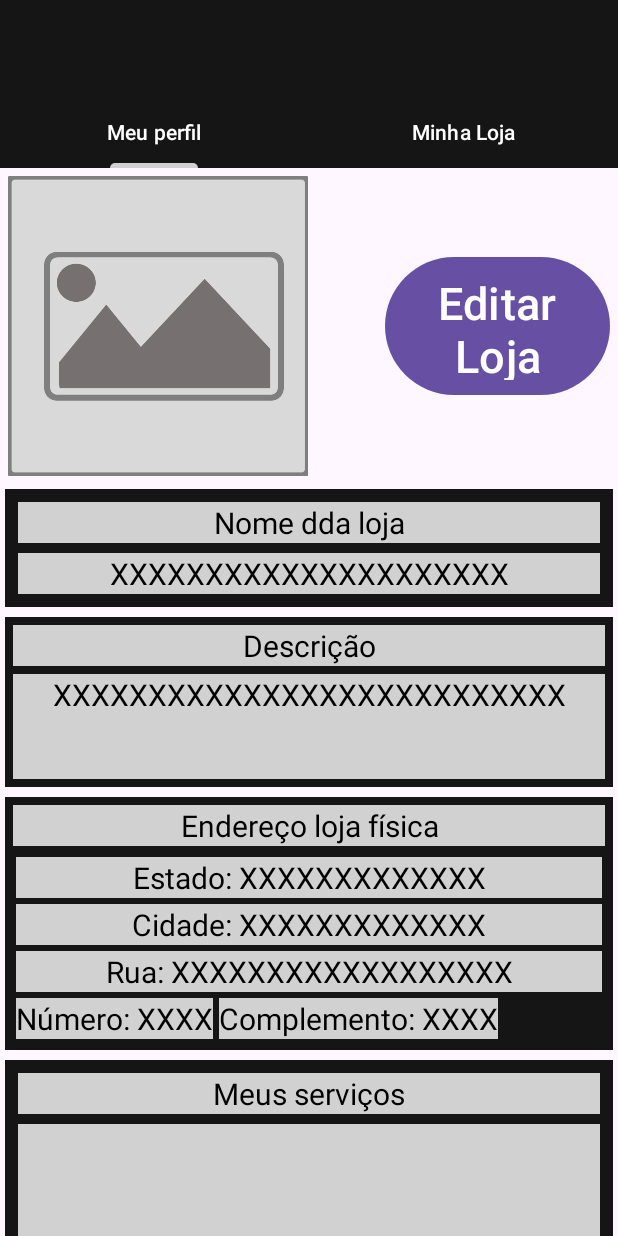
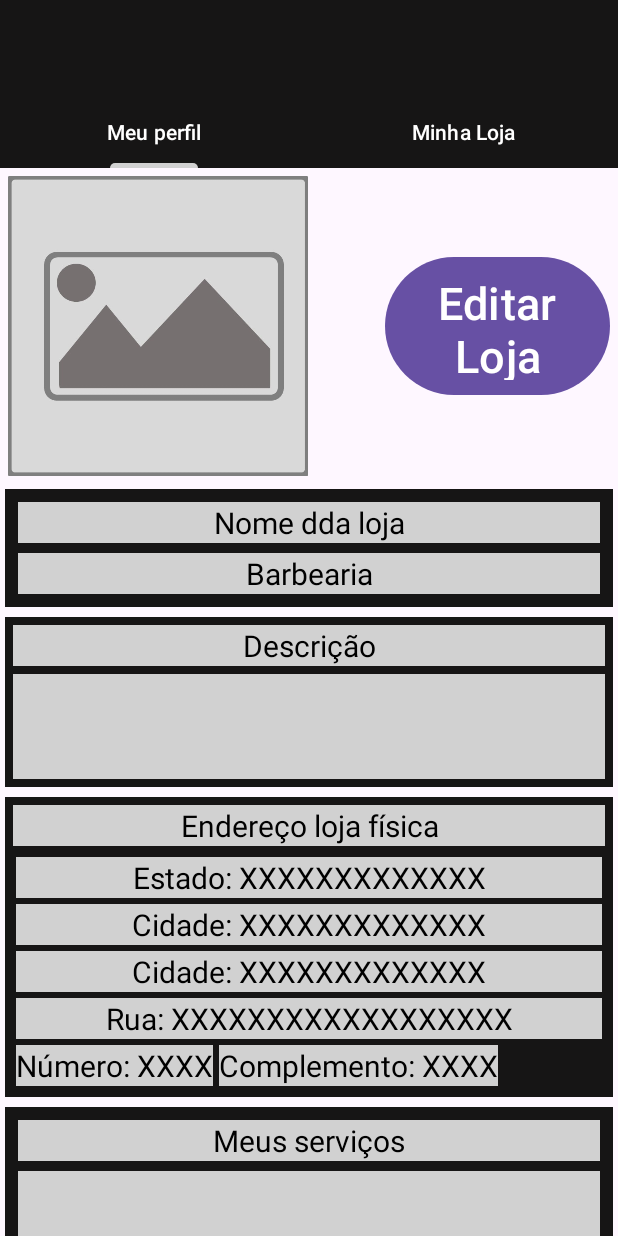
Before and after one commit to tPdru/iService, an Android app: the fragment FragmentPerfilLoja placed in its activity, on a phone screen of 412 x 824 dp. Run offline under Robolectric (Android 15) with nearby library versions, the phone set to English and light mode, and no system bars.

Commit message:
Ajustes no processo de de criar loja/Perfil, e logar; algumas telas adicionadas.

```diff
--- /dev/null
+++ b/app/src/main/java/br/com/etecia/iservice/AdaptadorPerfilLojaServicos.java
@@ -0,0 +1,4 @@
+package br.com.etecia.iservice;
+
+public class AdaptadorPerfilLojaServicos {
+}
--- a/app/src/main/java/br/com/etecia/iservice/ControllerMaster.java
+++ b/app/src/main/java/br/com/etecia/iservice/ControllerMaster.java
@@ -47,6 +47,10 @@ public class ControllerMaster {
     //passar informações do perfil para o app
     public ObjPerfil getInformacoesPerfil(){
         return listaPerfis.get(indexConta);
+    }
+    //Passa informações da loja se ouver
+    public ObjCardLoja getInformacoesLoja(){
+        return listaPerfis.get(indexConta).getMinhaLoja();
     }
 
     public boolean getLoginOn(){
--- /dev/null
+++ b/app/src/main/java/br/com/etecia/iservice/FragmentPerfilDesLogado.java
@@ -0,0 +1,37 @@
+package br.com.etecia.iservice;
+
+import android.content.Intent;
+import android.os.Bundle;
+
+import androidx.fragment.app.Fragment;
+
+import android.view.LayoutInflater;
+import android.view.View;
+import android.view.ViewGroup;
+import android.widget.Button;
+
+
+public class FragmentPerfilDesLogado extends Fragment {
+
+    Button btnLogar;
+
+    @Override
+    public View onCreateView(LayoutInflater inflater, ViewGroup container,
+                             Bundle savedInstanceState) {
+        View view = inflater.inflate(R.layout.fragment_perfil_des_logado_layout, container, false);
+
+        //Apresentação Java + XML
+        btnLogar = view.findViewById(R.id.btnPerfilDeslogado);
+
+        //Botões
+        //Botão levar para tela de login
+        btnLogar.setOnClickListener(new View.OnClickListener() {
+            @Override
+            public void onClick(View v) {
+                startActivity(new Intent(getContext(), LoginActivity.class));
+            }
+        });
+
+        return view;
+    }
+}
--- a/app/src/main/java/br/com/etecia/iservice/FragmentPerfilLoja.java
+++ b/app/src/main/java/br/com/etecia/iservice/FragmentPerfilLoja.java
@@ -3,62 +3,80 @@ package br.com.etecia.iservice;
 import android.os.Bundle;
 
 import androidx.fragment.app.Fragment;
+import androidx.recyclerview.widget.RecyclerView;
 
 import android.view.LayoutInflater;
 import android.view.View;
 import android.view.ViewGroup;
+import android.widget.ImageView;
+import android.widget.TextView;
 
-/**
- * A simple {@link Fragment} subclass.
- * Use the {@link FragmentPerfilLoja#newInstance} factory method to
- * create an instance of this fragment.
- */
+import com.google.android.material.textfield.TextInputEditText;
+
 public class FragmentPerfilLoja extends Fragment {
 
-    // TODO: Rename parameter arguments, choose names that match
-    // the fragment initialization parameters, e.g. ARG_ITEM_NUMBER
-    private static final String ARG_PARAM1 = "param1";
-    private static final String ARG_PARAM2 = "param2";
+    //Variáveis de Informação
+    ObjCardLoja minhaLoja = ControllerMaster.getControllerMaster().getInformacoesPerfil().getMinhaLoja();
+    ControllerMaster cM = ControllerMaster.getControllerMaster();
+    TextView txtNome, txtDescricao, txtEstado, txtCidade, txtLograd, txtRua, txtNumero, txtComplemento;
+    ImageView imgLoja;
 
-    // TODO: Rename and change types of parameters
-    private String mParam1;
-    private String mParam2;
-
-    public FragmentPerfilLoja() {
-        // Required empty public constructor
-    }
-
-    /**
-     * Use this factory method to create a new instance of
-     * this fragment using the provided parameters.
-     *
-     * @param param1 Parameter 1.
-     * @param param2 Parameter 2.
-     * @return A new instance of fragment FragmentPerfilLoja.
-     */
-    // TODO: Rename and change types and number of parameters
-    public static FragmentPerfilLoja newInstance(String param1, String param2) {
-        FragmentPerfilLoja fragment = new FragmentPerfilLoja();
-        Bundle args = new Bundle();
-        args.putString(ARG_PARAM1, param1);
-        args.putString(ARG_PARAM2, param2);
-        fragment.setArguments(args);
-        return fragment;
-    }
-
-    @Override
-    public void onCreate(Bundle savedInstanceState) {
-        super.onCreate(savedInstanceState);
-        if (getArguments() != null) {
-            mParam1 = getArguments().getString(ARG_PARAM1);
-            mParam2 = getArguments().getString(ARG_PARAM2);
-        }
-    }
+    //Variáveis de controle
+    RecyclerView recyclerView;
+    AdaptadorPerfilLojaServicos adpLojasServicos;
 
     @Override
     public View onCreateView(LayoutInflater inflater, ViewGroup container,
                              Bundle savedInstanceState) {
-        // Inflate the layout for this fragment
-        return inflater.inflate(R.layout.fragment_perfil_loja_layout, container, false);
+        View view = inflater.inflate(R.layout.fragment_perfil_loja_layout, container, false);
+
+        //Apresentação Java + XML
+        txtNome = view.findViewById(R.id.txtNomeLoja);
+        txtDescricao = view.findViewById(R.id.txtDescricaoLoja);
+        txtEstado = view.findViewById(R.id.txtEstadoLoja);
+        txtCidade = view.findViewById(R.id.txtCidadeLoja);
+        txtLograd = view.findViewById(R.id.txtLogradouroLoja);
+        txtRua = view.findViewById(R.id.txtRuaLoja);
+        txtNumero = view.findViewById(R.id.txtNumeroLoja);
+        txtComplemento = view.findViewById(R.id.txtComplementoLoja);
+
+        imgLoja = view.findViewById(R.id.imgPerfilLoja);
+
+        recyclerView = view.findViewById(R.id.recPerfilLojaServicos);
+
+        //Instancias
+        adpLojasServicos = new AdaptadorPerfilLojaServicos();
+
+        ObjEndereco endereco = minhaLoja.getEnderecoLoja();
+
+        //Controlando informaçoes-----------------------------------------
+
+        if ( cM.getInformacoesPerfil().isTemLoja() ) {
+            //Colocando informações
+            //Com endereço
+            if ( minhaLoja.isTemEndereco() ) {
+                txtNome.setText(minhaLoja.getNomeLoja());
+                txtDescricao.setText(minhaLoja.getDescricao());
+                imgLoja.setImageResource(minhaLoja.getImgLoja());
+
+                txtEstado.setText(endereco.getEstado());
+                txtCidade.setText(endereco.getCidade());
+                txtLograd.setText(endereco.getLogradouro());
+                txtRua.setText(endereco.getRua());
+                txtNumero.setText(endereco.getNumero());
+                txtComplemento.setText(endereco.getComplemento());
+            }else {
+                //Sem endereço
+                txtNome.setText(minhaLoja.getNomeLoja());
+                txtDescricao.setText(minhaLoja.getDescricao());
+                imgLoja.setImageResource(minhaLoja.getImgLoja());
+            }
+        }else {
+
+
+        }
+
+
+        return view;
     }
 }
--- a/app/src/main/java/br/com/etecia/iservice/ObjCardLoja.java
+++ b/app/src/main/java/br/com/etecia/iservice/ObjCardLoja.java
@@ -9,6 +9,8 @@ public class ObjCardLoja {
     private int imgLoja;
     private double txtNota;
     private ObjEndereco enderecoLoja;
+    private String descricao;
+    private boolean temEndereco;
 
     public ObjCardLoja(int imgLoja, List<ObjCardServicoPp> listaServico, String nomeLoja, double txtNota, ObjEndereco enderecoLoja) {
         this.imgLoja = imgLoja;
@@ -23,6 +25,23 @@ public class ObjCardLoja {
         this.listaServico = listaServico;
         this.nomeLoja = nomeLoja;
         this.txtNota = txtNota;
+    }
+
+
+    public boolean isTemEndereco() {
+        return temEndereco;
+    }
+
+    public void setTemEndereco(boolean temEndereco) {
+        this.temEndereco = temEndereco;
+    }
+
+    public String getDescricao() {
+        return descricao;
+    }
+
+    public void setDescricao(String descricao) {
+        this.descricao = descricao;
     }
 
     public ObjEndereco getEnderecoLoja() {
--- a/app/src/main/res/layout/fragment_perfil_loja_layout.xml
+++ b/app/src/main/res/layout/fragment_perfil_loja_layout.xml
@@ -9,6 +9,7 @@
         android:layout_width="match_parent"
         android:layout_height="match_parent"
         android:fillViewport="true">
+
 
         <LinearLayout
             android:layout_width="match_parent"
@@ -61,6 +62,7 @@
                     android:layout_width="match_parent"
                     android:layout_height="wrap_content"
                     android:layout_margin="3dp"
+                    android:id="@+id/txtNomeLoja"
                     android:background="@color/cor_detalhes"
                     android:gravity="center_horizontal"
                     android:text="XXXXXXXXXXXXXXXXXXXXX"
@@ -93,6 +95,7 @@
                     android:background="@color/cor_detalhes"
                     android:gravity="center_horizontal"
                     android:maxHeight="200sp"
+                    android:id="@+id/txtDescricaoLoja"
                     android:minHeight="70sp"
                     android:text="XXXXXXXXXXXXXXXXXXXXXXXXXXX"
                     android:textColor="@color/cor_texto"
@@ -122,6 +125,7 @@
                     android:layout_width="match_parent"
                     android:layout_height="wrap_content"
                     android:layout_margin="2dp"
+                    android:id="@+id/txtEstadoLoja"
                     android:background="@color/cor_detalhes"
                     android:gravity="center_horizontal"
                     android:text="Estado: XXXXXXXXXXXXX"
@@ -134,6 +138,7 @@
                     android:layout_margin="2dp"
                     android:background="@color/cor_detalhes"
                     android:gravity="center_horizontal"
+                    android:id="@+id/txtCidadeLoja"
                     android:text="Cidade: XXXXXXXXXXXXX"
                     android:textColor="@color/cor_texto"
                     android:textSize="@dimen/tamanho_medio" />
@@ -144,6 +149,18 @@
                     android:layout_margin="2dp"
                     android:background="@color/cor_detalhes"
                     android:gravity="center_horizontal"
+                    android:id="@+id/txtLogradouroLoja"
+                    android:text="Cidade: XXXXXXXXXXXXX"
+                    android:textColor="@color/cor_texto"
+                    android:textSize="@dimen/tamanho_medio" />
+
+                <TextView
+                    android:layout_width="match_parent"
+                    android:layout_height="wrap_content"
+                    android:layout_margin="2dp"
+                    android:background="@color/cor_detalhes"
+                    android:gravity="center_horizontal"
+                    android:id="@+id/txtRuaLoja"
                     android:text="Rua: XXXXXXXXXXXXXXXXXX"
                     android:textColor="@color/cor_texto"
                     android:textSize="@dimen/tamanho_medio" />
@@ -160,6 +177,7 @@
                         android:background="@color/cor_detalhes"
                         android:gravity="center_horizontal"
                         android:text="Número: XXXX"
+                        android:id="@+id/txtNumeroLoja"
                         android:textColor="@color/cor_texto"
                         android:textSize="@dimen/tamanho_medio" />
 
@@ -167,6 +185,7 @@
                         android:layout_width="match_parent"
                         android:layout_height="wrap_content"
                         android:layout_margin="2dp"
+                        android:id="@+id/txtComplementoLoja"
                         android:background="@color/cor_detalhes"
                         android:gravity="center_horizontal"
                         android:text="Complemento: XXXX"
```
Also changed, not shown: app/src/main/java/br/com/etecia/iservice/CadastrarLojaActivity.java (+8 -0 lines), app/src/main/java/br/com/etecia/iservice/FragmentPerfilSemLoja.java (added, +43 -0 lines), app/src/main/java/br/com/etecia/iservice/HomeActivity.java (+2 -5 lines), app/src/main/java/br/com/etecia/iservice/PerfilActivity.java (+21 -3 lines), app/src/main/res/layout/detalhes_servicos_layout.xml (+12 -0 lines), app/src/main/res/layout/fragment_perfil_des_logado_layout.xml (added, +17 -0 lines), app/src/main/res/layout/fragment_perfil_sem_loja_layout.xml (added, +18 -0 lines).
